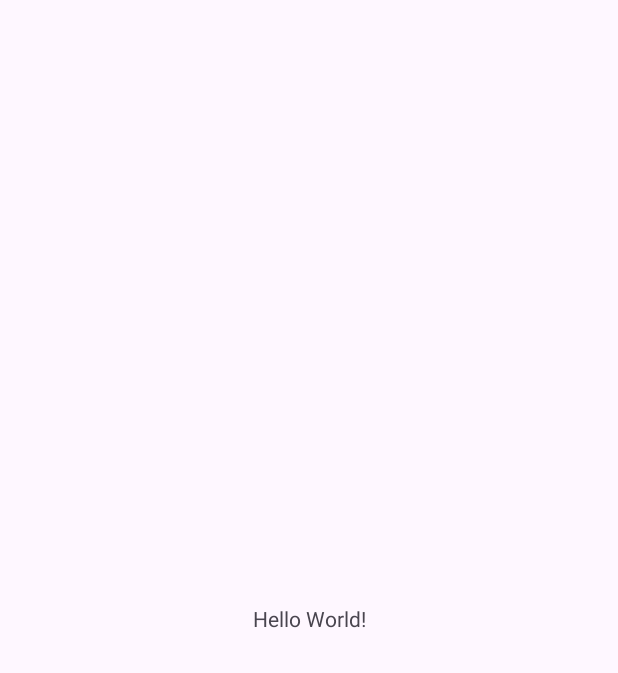
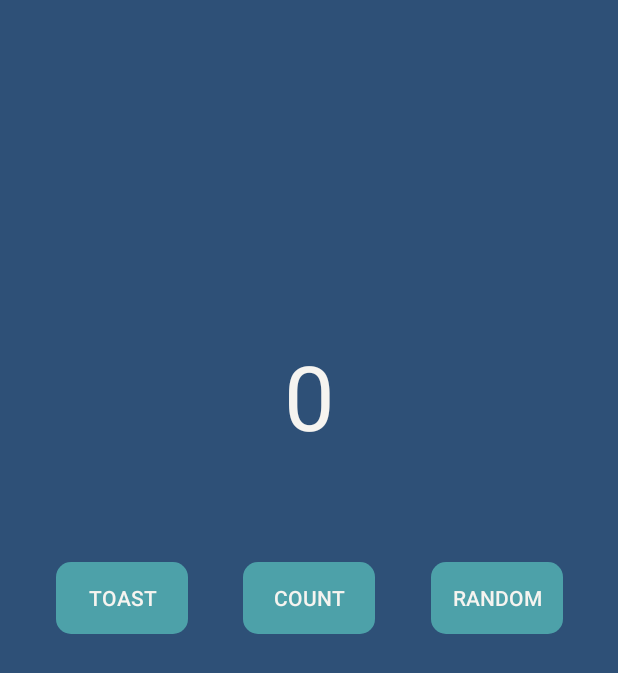
Before and after one commit to JaeYoung290/BCSD_Assignment, an Android app: the screen it shows after launch (MainActivity), on a phone screen of 412 x 824 dp. Before the commit the part shown is almost empty. Shown: the top 673 px of the screen. Run offline under Robolectric (Android 15) with nearby library versions, the phone set to English and light mode, and no system bars.

Commit message:
8주차 과제

```diff
--- a/newProject/app/build.gradle.kts
+++ b/newProject/app/build.gradle.kts
@@ -33,6 +33,9 @@ android {
     kotlinOptions {
         jvmTarget = "1.8"
     }
+    viewBinding {
+        enable = true
+    }
 }
 
 dependencies {
--- a/newProject/app/src/main/AndroidManifest.xml
+++ b/newProject/app/src/main/AndroidManifest.xml
@@ -1,7 +1,7 @@
 <?xml version="1.0" encoding="utf-8"?>
 <manifest xmlns:android="http://schemas.android.com/apk/res/android"
     xmlns:tools="http://schemas.android.com/tools">
-
+    <uses-permission android:name="android.permission.POST_NOTIFICATIONS"/>
     <application
         android:allowBackup="true"
         android:dataExtractionRules="@xml/data_extraction_rules"
@@ -21,6 +21,7 @@
                 <category android:name="android.intent.category.LAUNCHER" />
             </intent-filter>
         </activity>
+        <activity android:name=".RandomActivity"/>
     </application>
 
 </manifest>
--- a/newProject/app/src/main/java/com/example/assignment/MainActivity.kt
+++ b/newProject/app/src/main/java/com/example/assignment/MainActivity.kt
@@ -1,20 +1,87 @@
 package com.example.assignment
 
+import android.Manifest
+import android.app.NotificationManager
+import android.content.Context
 import android.os.Bundle
-import androidx.activity.enableEdgeToEdge
+import android.widget.Toast
+import androidx.activity.result.ActivityResultLauncher
+import androidx.activity.result.contract.ActivityResultContracts
+import androidx.appcompat.app.AlertDialog
 import androidx.appcompat.app.AppCompatActivity
-import androidx.core.view.ViewCompat
-import androidx.core.view.WindowInsetsCompat
+import com.example.assignment.databinding.ActivityMainBinding
 
 class MainActivity : AppCompatActivity() {
+    private lateinit var binding: ActivityMainBinding
+    private lateinit var notificationHelper: NotificationHelper
+    private var count: Int = 0
+
+    private val postResultLauncher: ActivityResultLauncher<String> =
+        registerForActivityResult(ActivityResultContracts.RequestPermission()) { isGranted ->
+            if (isGranted)
+                Toast.makeText(this, "Permission granted", Toast.LENGTH_SHORT).show()
+            else
+                Toast.makeText(this, "Permission denied", Toast.LENGTH_SHORT).show()
+        }
+
     override fun onCreate(savedInstanceState: Bundle?) {
         super.onCreate(savedInstanceState)
-        enableEdgeToEdge()
-        setContentView(R.layout.activity_main)
-        ViewCompat.setOnApplyWindowInsetsListener(findViewById(R.id.main)) { v, insets ->
-            val systemBars = insets.getInsets(WindowInsetsCompat.Type.systemBars())
-            v.setPadding(systemBars.left, systemBars.top, systemBars.right, systemBars.bottom)
-            insets
+        binding = ActivityMainBinding.inflate(layoutInflater)
+        notificationHelper = NotificationHelper(this)
+        setContentView(binding.root)
+
+        if (intent.getBooleanExtra("closeNotification", false)) {
+            val activityData = getSharedPreferences("activityData", Context.MODE_PRIVATE)
+            count = activityData.getInt("count", 0)
+
+            val notificationManager =
+                getSystemService(Context.NOTIFICATION_SERVICE) as NotificationManager
+            notificationManager.cancel(NotificationHelper.NOTIFICATION_ID)
+        } else {
+            count = 0
+        }
+        binding.countText.text = count.toString()
+
+        if (shouldShowRequestPermissionRationale(Manifest.permission.POST_NOTIFICATIONS)) {
+            showRationaleDialog(
+                "Permission Demo requires Notification Permission",
+                "Notification Permission is denied"
+            )
+        } else {
+            postResultLauncher.launch(Manifest.permission.POST_NOTIFICATIONS)
+        }
+
+        val btnShowToast = binding.toastButton
+        btnShowToast.setOnClickListener() {
+            Toast.makeText(this, "toast message", Toast.LENGTH_SHORT).show()
+        }
+
+        val btnIncrementCount = binding.countButton
+        val countText = binding.countText
+        btnIncrementCount.setOnClickListener() {
+            count++
+            countText.text = count.toString()
+        }
+
+        val randomData = intent.getIntExtra("randomData", 0)
+        if (randomData != 0) {
+            count = randomData
+            countText.text = count.toString()
+        }
+
+        val btnNavigateToRandom = binding.randomButton
+        btnNavigateToRandom.setOnClickListener() {
+            notificationHelper.showNotification(count)
         }
     }
+
+    private fun showRationaleDialog(title: String, message: String) {
+        val builder: AlertDialog.Builder = AlertDialog.Builder(this)
+        builder.setTitle(title)
+            .setMessage(message)
+            .setPositiveButton("Cancel") { dialog, _ ->
+                dialog.dismiss()
+            }
+        builder.create().show()
+    }
 }
--- /dev/null
+++ b/newProject/app/src/main/java/com/example/assignment/NotificationHelper.kt
@@ -0,0 +1,86 @@
+package com.example.assignment
+
+import android.app.NotificationChannel
+import android.app.NotificationManager
+import android.app.PendingIntent
+import android.content.Context
+import android.content.Intent
+import android.os.Build
+import androidx.core.app.NotificationCompat
+
+class NotificationHelper(private val context: Context) {
+    companion object {
+        private const val CHANNEL_ID = "random_channel_id"
+        private const val CHANNEL_NAME = "Random Channel"
+        private const val CHANNEL_DESCRIPTION = "Generate and send random numbers"
+        const val NOTIFICATION_ID = 1
+    }
+
+    init {
+        createNotificationChannel()
+    }
+
+    private fun createNotificationChannel() {
+        if (Build.VERSION.SDK_INT >= Build.VERSION_CODES.O) {
+            val name = CHANNEL_NAME
+            val descriptionText = CHANNEL_DESCRIPTION
+            val importance = NotificationManager.IMPORTANCE_DEFAULT
+            val channel = NotificationChannel(CHANNEL_ID, name, importance).apply {
+                description = descriptionText
+            }
+            val notificationManager: NotificationManager =
+                context.getSystemService(Context.NOTIFICATION_SERVICE) as NotificationManager
+            notificationManager.createNotificationChannel(channel)
+        }
+    }
+
+    fun showNotification(count: Int) {
+        val activityData = context.getSharedPreferences("activityData", Context.MODE_PRIVATE)
+        activityData.edit().putInt("count", count).apply()
+
+        val randomIntent = Intent(context, RandomActivity::class.java).apply {
+            putExtra("countData", count)
+        }
+        val randomPendingIntent: PendingIntent =
+            PendingIntent.getActivity(
+                context,
+                0,
+                randomIntent,
+                PendingIntent.FLAG_UPDATE_CURRENT or PendingIntent.FLAG_IMMUTABLE
+            )
+
+        val closeIntent = Intent(context, MainActivity::class.java).apply {
+            flags = Intent.FLAG_ACTIVITY_NEW_TASK or Intent.FLAG_ACTIVITY_CLEAR_TOP
+            putExtra("closeNotification", true)
+        }
+        val closePendingIntent: PendingIntent =
+            PendingIntent.getActivity(
+                context,
+                1,
+                closeIntent,
+                PendingIntent.FLAG_UPDATE_CURRENT or PendingIntent.FLAG_IMMUTABLE
+            )
+
+        val builder = NotificationCompat.Builder(context, CHANNEL_ID)
+            .setSmallIcon(R.drawable.ic_launcher_foreground)
+            .setContentTitle(context.getString(R.string.notification_title))
+            .setContentText(context.getString((R.string.notification_content)))
+            .setPriority(NotificationCompat.PRIORITY_DEFAULT)
+            .setContentIntent(randomPendingIntent)
+            .setAutoCancel(true)
+            .addAction(
+                R.drawable.ic_launcher_foreground,
+                context.getString(R.string.btn_more),
+                randomPendingIntent
+            )
+            .addAction(
+                R.drawable.ic_launcher_foreground,
+                context.getString(R.string.btn_close),
+                closePendingIntent
+            )
+
+        val notificationManager =
+            context.getSystemService(Context.NOTIFICATION_SERVICE) as NotificationManager
+        notificationManager.notify(NOTIFICATION_ID, builder.build())
+    }
+}
--- /dev/null
+++ b/newProject/app/src/main/res/drawable/btn_custom.xml
@@ -0,0 +1,6 @@
+<?xml version="1.0" encoding="utf-8"?>
+<shape xmlns:android="http://schemas.android.com/apk/res/android"
+    android:shape="rectangle">
+    <solid android:color="@color/main_button_color" />
+    <corners android:radius="10dp" />
+</shape>
--- a/newProject/app/src/main/res/layout/activity_main.xml
+++ b/newProject/app/src/main/res/layout/activity_main.xml
@@ -5,15 +5,53 @@
     android:id="@+id/main"
     android:layout_width="match_parent"
     android:layout_height="match_parent"
+    android:background="@color/main_background_color"
     tools:context=".MainActivity">
 
     <TextView
+        android:id="@+id/count_text"
         android:layout_width="wrap_content"
         android:layout_height="wrap_content"
-        android:text="Hello World!"
+        android:text="0"
+        android:textColor="@color/text_color"
+        android:textSize="60sp"
         app:layout_constraintBottom_toBottomOf="parent"
         app:layout_constraintEnd_toEndOf="parent"
         app:layout_constraintStart_toStartOf="parent"
-        app:layout_constraintTop_toTopOf="parent" />
+        app:layout_constraintTop_toTopOf="parent"
+        app:layout_constraintVertical_bias="0.3" />
+
+    <android.widget.Button
+        android:id="@+id/toast_button"
+        style="@style/custom_button_style"
+        android:layout_width="wrap_content"
+        android:layout_height="wrap_content"
+        android:text="Toast"
+        app:layout_constraintBottom_toBottomOf="parent"
+        app:layout_constraintEnd_toStartOf="@id/count_button"
+        app:layout_constraintStart_toStartOf="parent"
+        app:layout_constraintTop_toBottomOf="@id/count_text" />
+
+    <android.widget.Button
+        android:id="@+id/count_button"
+        style="@style/custom_button_style"
+        android:layout_width="wrap_content"
+        android:layout_height="wrap_content"
+        android:text="COUNT"
+        app:layout_constraintBottom_toBottomOf="parent"
+        app:layout_constraintEnd_toStartOf="@id/random_button"
+        app:layout_constraintStart_toEndOf="@id/toast_button"
+        app:layout_constraintTop_toBottomOf="@id/count_text" />
+
+    <android.widget.Button
+        android:id="@+id/random_button"
+        style="@style/custom_button_style"
+        android:layout_width="wrap_content"
+        android:layout_height="wrap_content"
+        android:text="RANDOM"
+        app:layout_constraintBottom_toBottomOf="parent"
+        app:layout_constraintEnd_toEndOf="parent"
+        app:layout_constraintStart_toEndOf="@id/count_button"
+        app:layout_constraintTop_toBottomOf="@id/count_text" />
 
 </androidx.constraintlayout.widget.ConstraintLayout>
--- a/newProject/app/src/main/res/values/colors.xml
+++ b/newProject/app/src/main/res/values/colors.xml
@@ -2,4 +2,10 @@
 <resources>
     <color name="black">#FF000000</color>
     <color name="white">#FFFFFFFF</color>
+
+    <!--메인 화면 색상 정의-->
+    <color name="main_background_color">#2E5077</color>
+    <color name="main_button_color">#4DA1A9</color>
+    <color name="main_button_color_2">#79D7BE</color>
+    <color name="text_color">#F6F4F0</color>
 </resources>
--- a/newProject/app/src/main/res/values/strings.xml
+++ b/newProject/app/src/main/res/values/strings.xml
@@ -1,3 +1,10 @@
 <resources>
     <string name="app_name">assignment</string>
+
+    <string name="notification_channel_name">Notification</string>
+    <string name="notification_channel_description">Random notifications</string>
+    <string name="notification_title">알림</string>
+    <string name="notification_content">랜덤 결과 화면으로 이동</string>
+    <string name="btn_more">더 보기</string>
+    <string name="btn_close">닫기</string>
 </resources>
--- a/newProject/app/src/main/res/values/themes.xml
+++ b/newProject/app/src/main/res/values/themes.xml
@@ -6,4 +6,11 @@
     </style>
 
     <style name="Theme.Assignment" parent="Base.Theme.Assignment" />
+
+    <style name="custom_button_style" parent="Widget.AppCompat.Button">
+        <item name="android:background">@drawable/btn_custom</item>
+        <item name="android:textColor">@color/text_color</item>
+        <item name="android:outlineProvider">none</item>
+        <item name="layout_constraintVertical_bias">0.15</item>
+    </style>
 </resources>
```
Also changed, not shown: newProject/app/src/main/java/com/example/assignment/RandomActivity.kt (added, +36 -0 lines), newProject/app/src/main/res/layout/activity_random.xml (added, +33 -0 lines).
